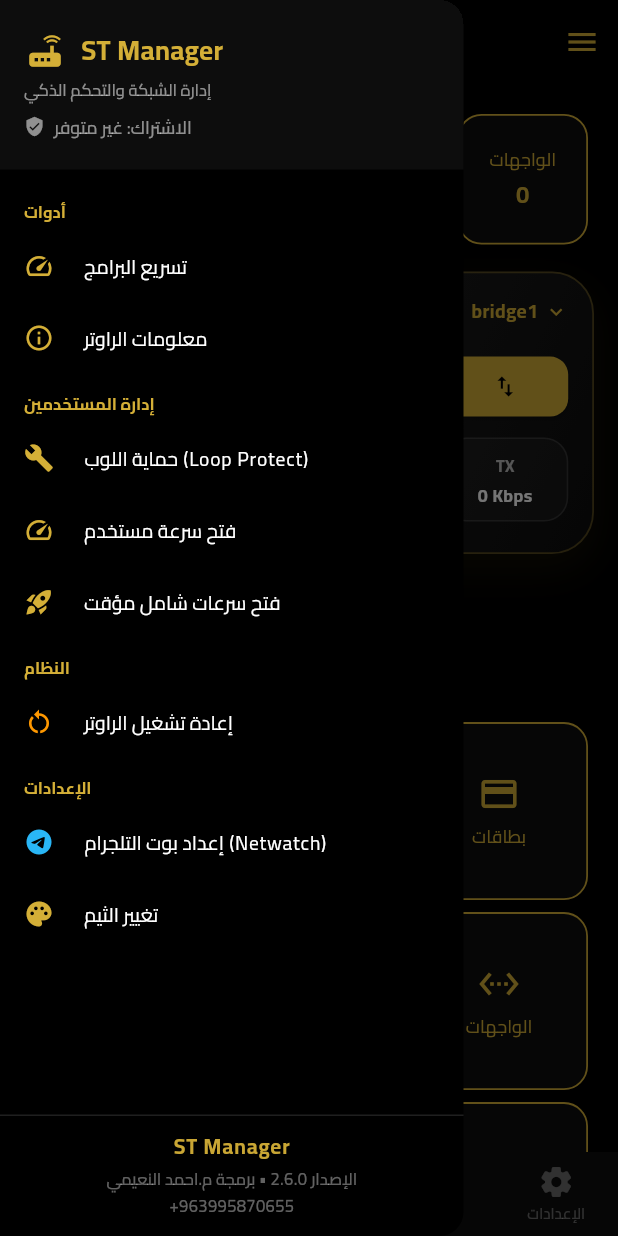
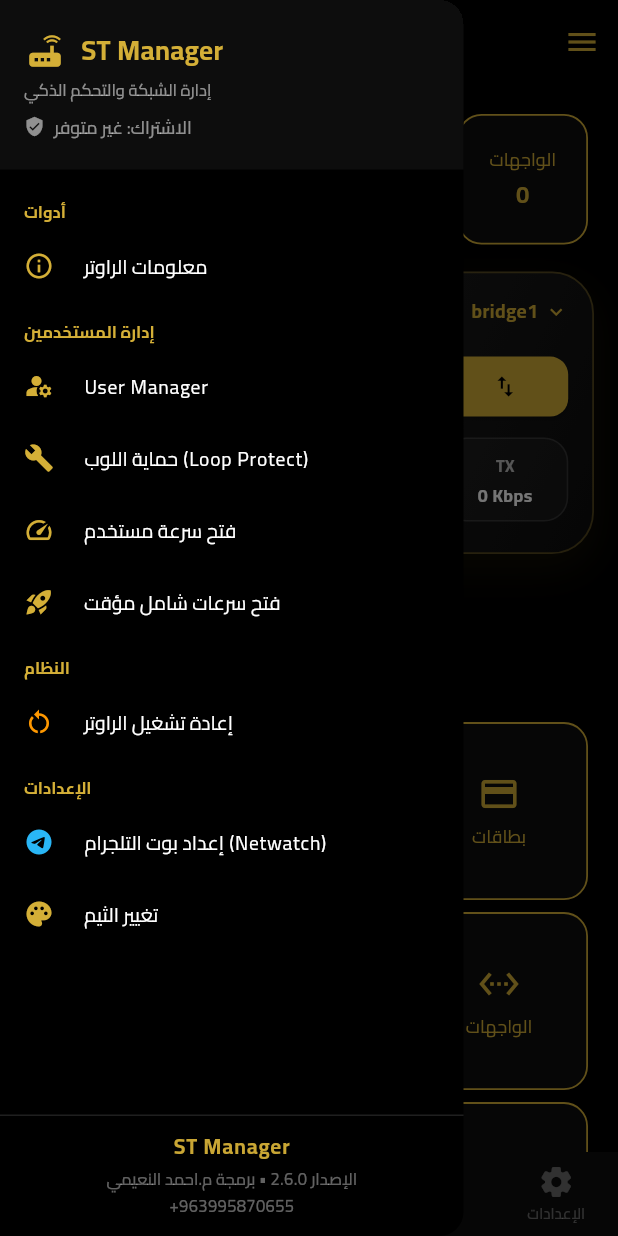
Before and after one commit to hmoodyking888-source/st.manager, a Flutter app: the DashboardScreen screen opened directly with empty values, with the side drawer open, on a phone screen of 412 x 824 dp. Run offline on Flutter 3.47's test engine with Material 3 defaults, Android fonts, the phone set to English and light mode, and no system bars; our stand-ins replace cloud_firestore, cross_file, firebase_core, flutter_secure_storage, image_picker, pdf and 1 more; missing offline and left inert: routeros_api; accounts and stored records are empty.

Commit message:
Update side drawer with User Manager button
Removed the 'Speed Up Apps' button and added 'User Manager' button in the side drawer.

```diff
--- a/lib/widgets/side_drawer.dart
+++ b/lib/widgets/side_drawer.dart
@@ -2,7 +2,7 @@
 import 'package:flutter/services.dart';
 import 'package:st_manager/services/router_service.dart';
 import 'package:st_manager/services/secure_storage_service.dart';
-import 'package:st_manager/screens/applications/scripts_screen.dart';
+import 'package:st_manager/screens/user_manager_screen.dart'; // استيراد شاشة User Manager
 import 'package:st_manager/theme/app_theme.dart';
 
 class SideDrawer extends StatefulWidget {
@@ -1012,21 +1012,7 @@
                 padding: const EdgeInsets.symmetric(vertical: 8),
                 children: [
                   _sectionHeader('أدوات'),
-                  _buildTile(
-                    icon: Icons.speed,
-                    label: 'تسريع البرامج',
-                    onTap: () {
-                      Navigator.pop(context);
-                      Navigator.push(
-                        context,
-                        MaterialPageRoute(
-                          builder: (_) => AppPriorityScreen(
-                            routerService: widget.routerService,
-                          ),
-                        ),
-                      );
-                    },
-                  ),
+                  // ✅ تمت إزالة زر تسريع البرامج من هنا
                   _buildTile(
                     icon: Icons.info_outline,
                     label: 'معلومات الراوتر',
@@ -1036,6 +1022,21 @@
                     },
                   ),
                   _sectionHeader('إدارة المستخدمين'),
+                  // ✅ تمت إضافة زر User Manager هنا
+                  _buildTile(
+                    icon: Icons.manage_accounts,
+                    label: 'User Manager',
+                    onTap: () {
+                      Navigator.pop(context);
+                      Navigator.push(
+                        context,
+                        MaterialPageRoute(
+                          builder: (_) =>
+                              UserManagerScreen(routerService: widget.routerService),
+                        ),
+                      );
+                    },
+                  ),
                   _buildTile(
                     icon: Icons.build,
                     label: 'حماية اللوب (Loop Protect)',
```
